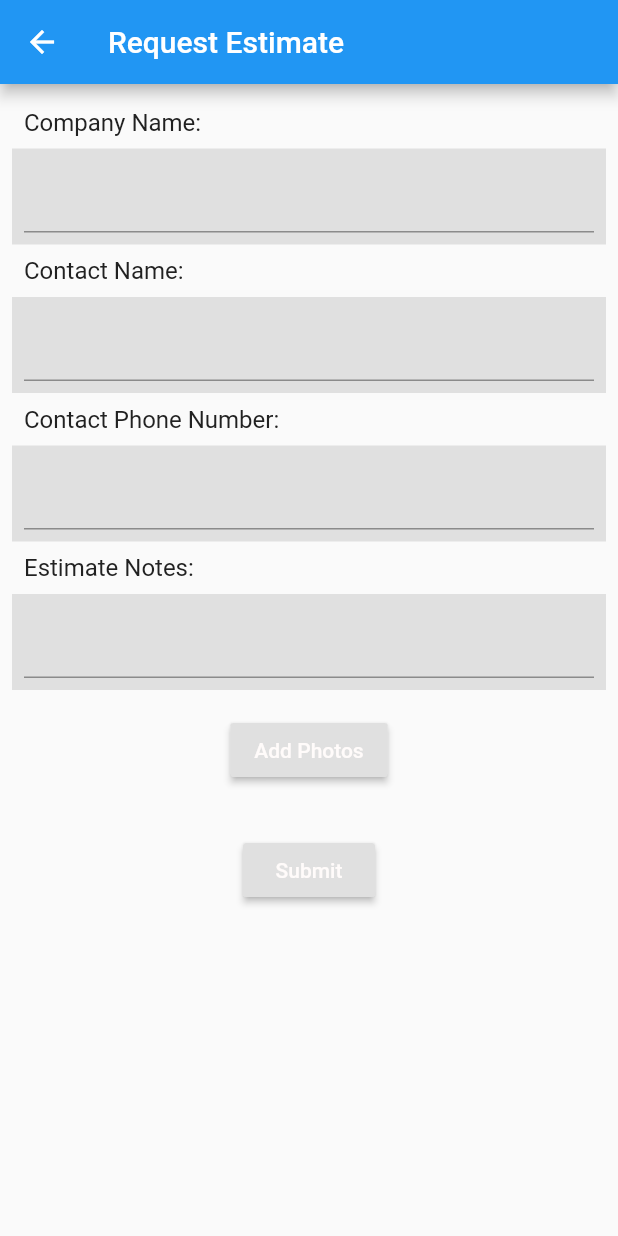
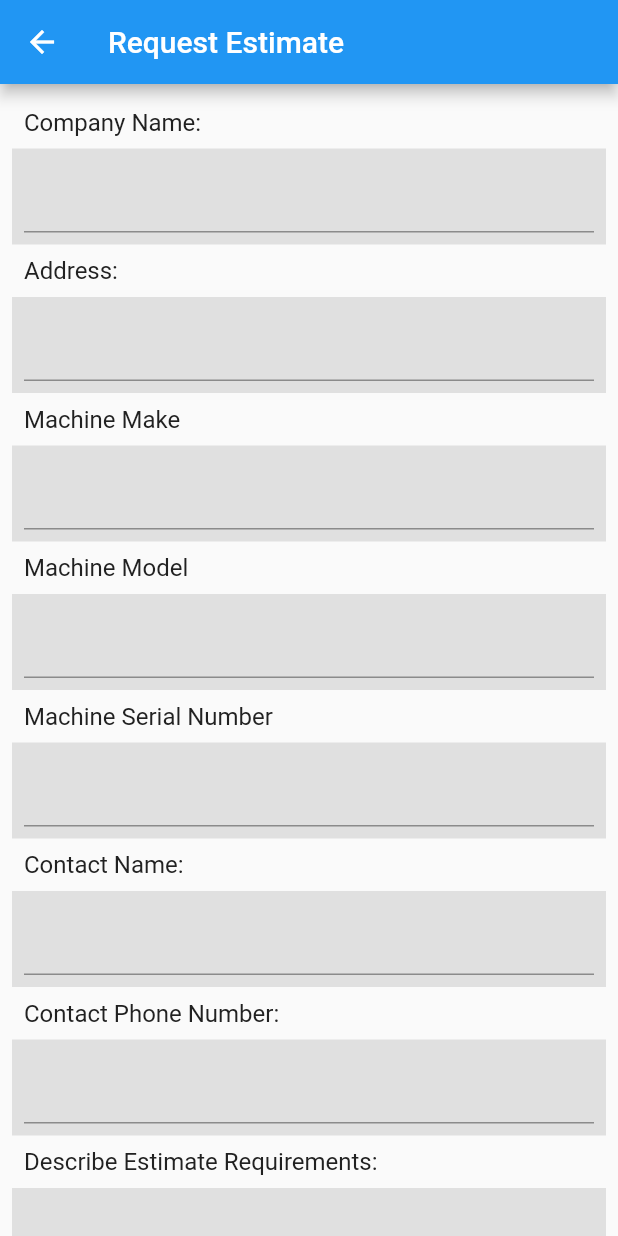
Before and after one commit to LI-Code-Lab/Ultrasound, a Flutter app: the EstimateFormScreen screen opened directly, on a phone screen of 412 x 824 dp. Run offline on Flutter 3.47's test engine with Material 2 defaults, Android fonts, the phone set to English and light mode, and no system bars; our stand-ins replace share, splashscreen; network calls fail.

Commit message:
updated estimate form fields

```diff
--- a/ultrasound_solutions/lib/views/estimate_form_screen.dart
+++ b/ultrasound_solutions/lib/views/estimate_form_screen.dart
@@ -16,9 +16,13 @@ class EstimateFormScreenState extends State<EstimateFormScreen> {
   final listCount = 1;
 
   final TextEditingController _companyNameTC = new TextEditingController();
+  final TextEditingController _addressTC = new TextEditingController();
   final TextEditingController _contactNameTC = new TextEditingController();
   final TextEditingController _contactNumberTC = new TextEditingController();
   final TextEditingController _serviceNotesTC = new TextEditingController();
+  final TextEditingController _machineModelTC = new TextEditingController();
+  final TextEditingController _machineMakeTC = new TextEditingController();
+  final TextEditingController _machineSerialNumber = new TextEditingController();
 
   final emailTitle = "New Estimate Request";
   final submitEmail = "info@uscultrasound.com";
@@ -44,7 +48,8 @@ class EstimateFormScreenState extends State<EstimateFormScreen> {
   }
 
   Widget _buildServiceForm() {
-    return Form(
+    return SingleChildScrollView(
+      child: Form(
           key: _formKey,
           child: new Container(
             padding: EdgeInsets.all(8.0),
@@ -53,17 +58,26 @@ class EstimateFormScreenState extends State<EstimateFormScreen> {
               children: <Widget>[
                 _buildTextFormTitleField("Company Name: "),
                 _buildTextFormField(_companyNameTC),
+                _buildTextFormTitleField("Address: "),
+                _buildTextFormField(_addressTC),
+                _buildTextFormTitleField("Machine Make"),
+                _buildTextFormField(_machineMakeTC),
+                _buildTextFormTitleField("Machine Model"),
+                _buildTextFormField(_machineModelTC),
+                _buildTextFormTitleField("Machine Serial Number"),
+                _buildTextFormField(_machineSerialNumber),
                 _buildTextFormTitleField("Contact Name: "),
                 _buildTextFormField(_contactNameTC),
                 _buildTextFormTitleField("Contact Phone Number: "),
                 _buildTextFormField(_contactNumberTC),
-              _buildTextFormTitleField("Estimate Notes: "),
+                _buildTextFormTitleField("Describe Estimate Requirements:  "),
                 _buildTextFormField(_serviceNotesTC),
                 _buildPhotoButton(),
                 _buildSubmitButton(),
               ],
             ),
-        ));
+          )),
+    );
   }
 
   Widget _buildTextFormField(TextEditingController textController) {
@@ -181,6 +195,18 @@ class EstimateFormScreenState extends State<EstimateFormScreen> {
                       "Company Name: " +
                           _companyNameTC.text +
                           "\n\n" +
+                          "Address: " +
+                          _addressTC.text +
+                          "\n\n" +
+                          "Machine Make: " +
+                          _machineMakeTC.text +
+                          "\n\n" +
+                          "Machine Model: " +
+                          _machineModelTC.text +
+                          "\n\n" +
+                          "Machine Serial Number: " +
+                          _machineSerialNumber.text +
+                          "\n\n" +
                           "Contact Name: " +
                           " " +
                           _contactNameTC.text +
```
Also changed, not shown: 1 other file. Lines whose indentation alone changed are shown as unchanged.
